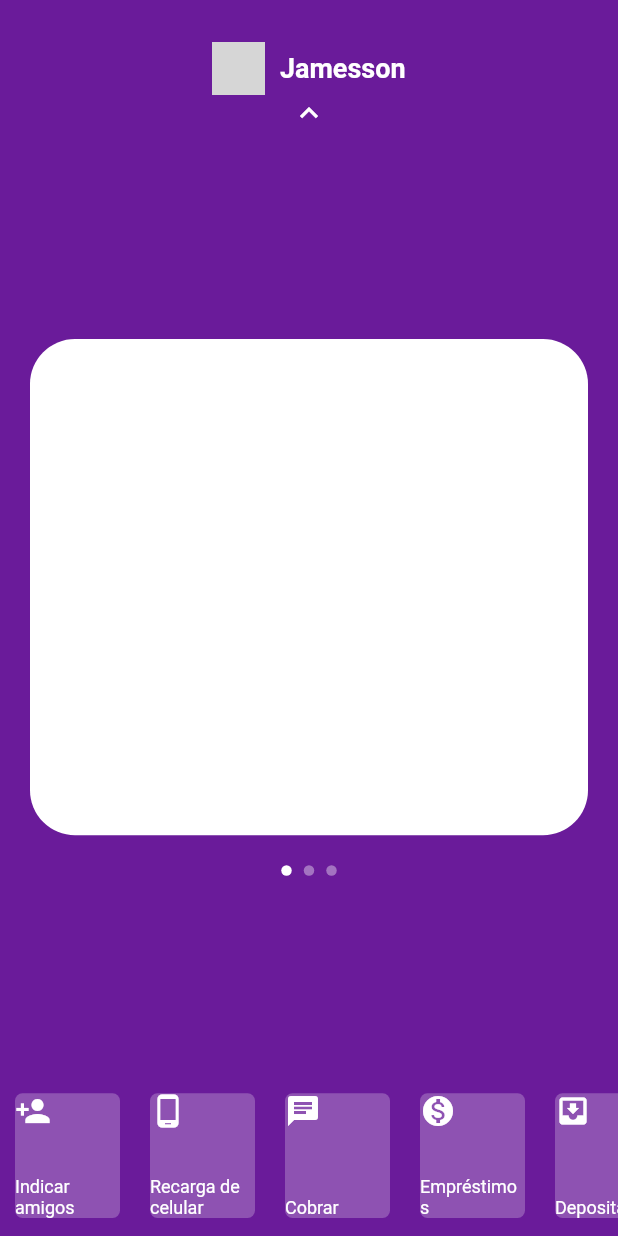
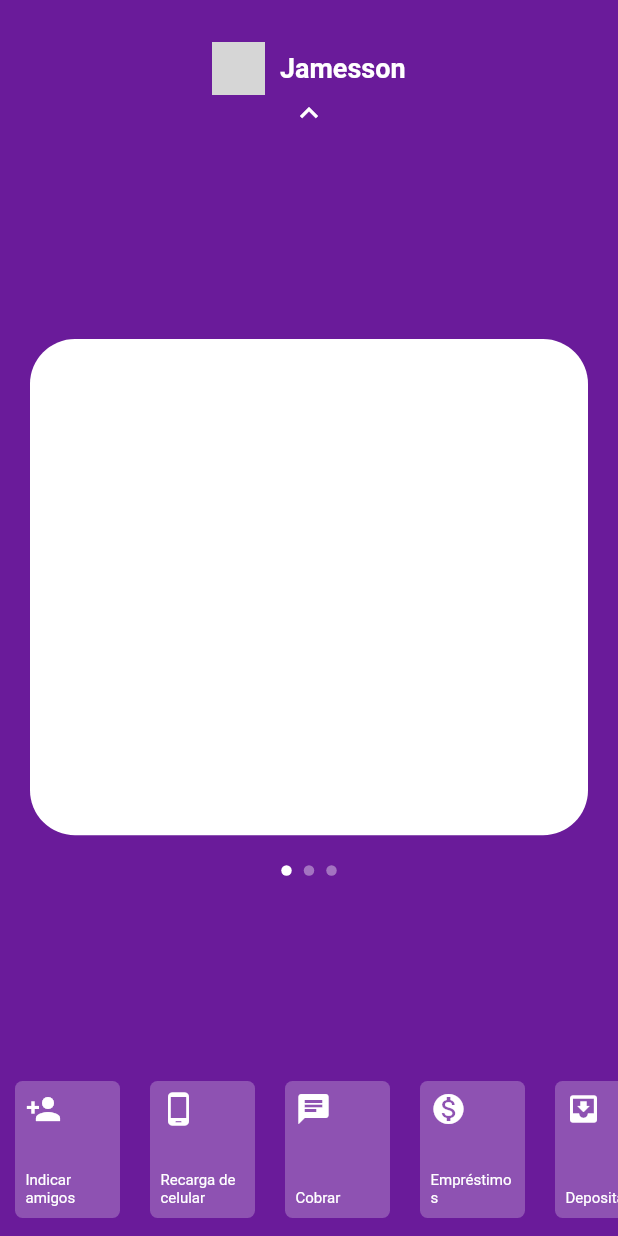
Before and after one commit to jamessonsena/nubank_flutter, a Flutter app: the screen it shows after launch, on a phone screen of 412 x 824 dp. Run offline on Flutter 3.47's test engine with Material 2 defaults, Android fonts, the phone set to English and light mode, and no system bars; network calls fail; grey boxes are pictures that could not be loaded.

Commit message:
ignorando o widget do menu footer, quando o menu top estiver selecionado.

```diff
--- a/nubank/lib/pages/home/home_page.dart
+++ b/nubank/lib/pages/home/home_page.dart
@@ -101,7 +101,9 @@ class _HomePageState extends State<HomePage> {
               bottom: 0,
               left: 0,
               right: 0,
-              height: _screenHeigth * .13,
+              height: _screenHeigth * .14,
+              child: IgnorePointer(
+                ignoring: _showMenu,
                 child: AnimatedOpacity(
                   duration: Duration(milliseconds: 200),
                   opacity: !_showMenu ? 1 : 0,
@@ -151,6 +153,7 @@ class _HomePageState extends State<HomePage> {
                     ),
                   ),
                 ),
+              ),
             )
           ],
         ));
--- a/nubank/lib/pages/home/widgets/item_menu_bottom.dart
+++ b/nubank/lib/pages/home/widgets/item_menu_bottom.dart
@@ -15,13 +15,16 @@ class ItemMenuBottom extends StatelessWidget {
           borderRadius: BorderRadius.circular(5),
           color: Colors.white24,
         ),
+        child: Padding(
+          padding: const EdgeInsets.all(7.0),
           child: Column(
             mainAxisAlignment: MainAxisAlignment.spaceBetween,//colocando espaço entre os itens
             crossAxisAlignment: CrossAxisAlignment.start,
             children: <Widget>[
               Icon(icon),
-            Text(text, style: TextStyle(fontSize: 12),),
+              Text(text, style: TextStyle(fontSize: 10),),
             ],
+          ),
         ),
       ),
     );
--- a/nubank/lib/pages/home/widgets/menu_app.dart
+++ b/nubank/lib/pages/home/widgets/menu_app.dart
@@ -18,7 +18,9 @@ class MenuApp extends StatelessWidget {
         duration: Duration(milliseconds: 200),
         opacity: showMenu ? 1 : 0,
         child: Container(
-          height: MediaQuery.of(context).size.height * .80,
+          height: MediaQuery.of(context).size.height * .60,
+          child: SingleChildScrollView(
+            physics: BouncingScrollPhysics(),
             child: Column(
               children: <Widget>[
                 Image.network(
@@ -122,6 +124,7 @@ class MenuApp extends StatelessWidget {
             ),
           ),
         ),
+      ),
     );
   }
 }
```
Lines whose indentation alone changed are shown as unchanged.
